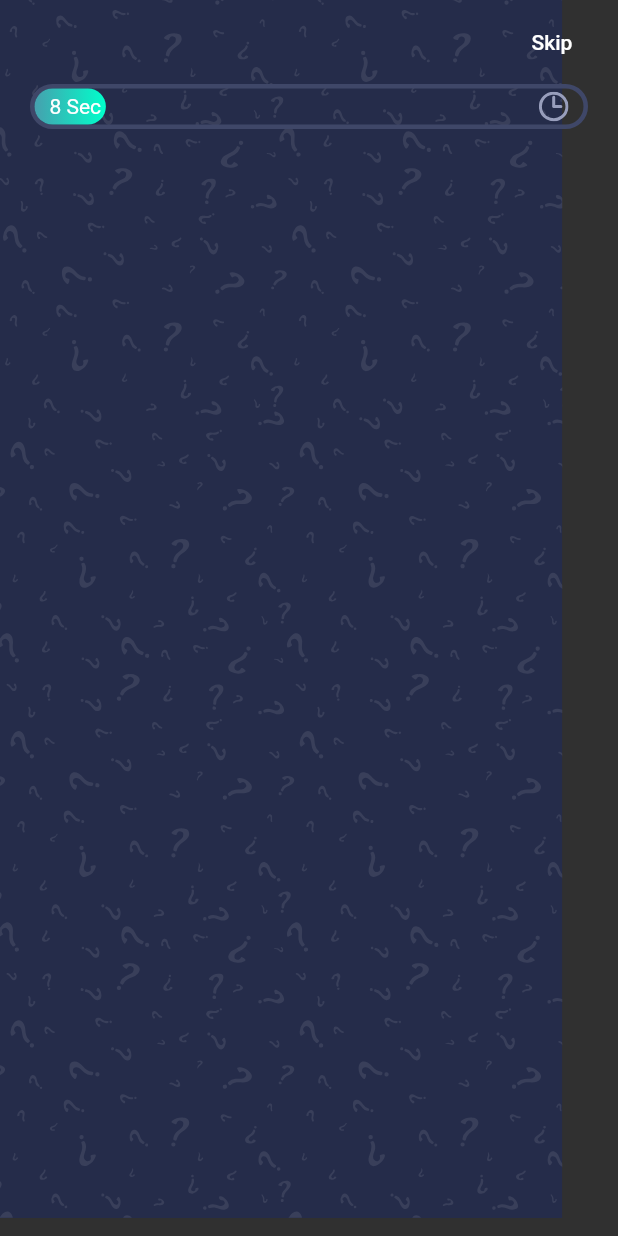
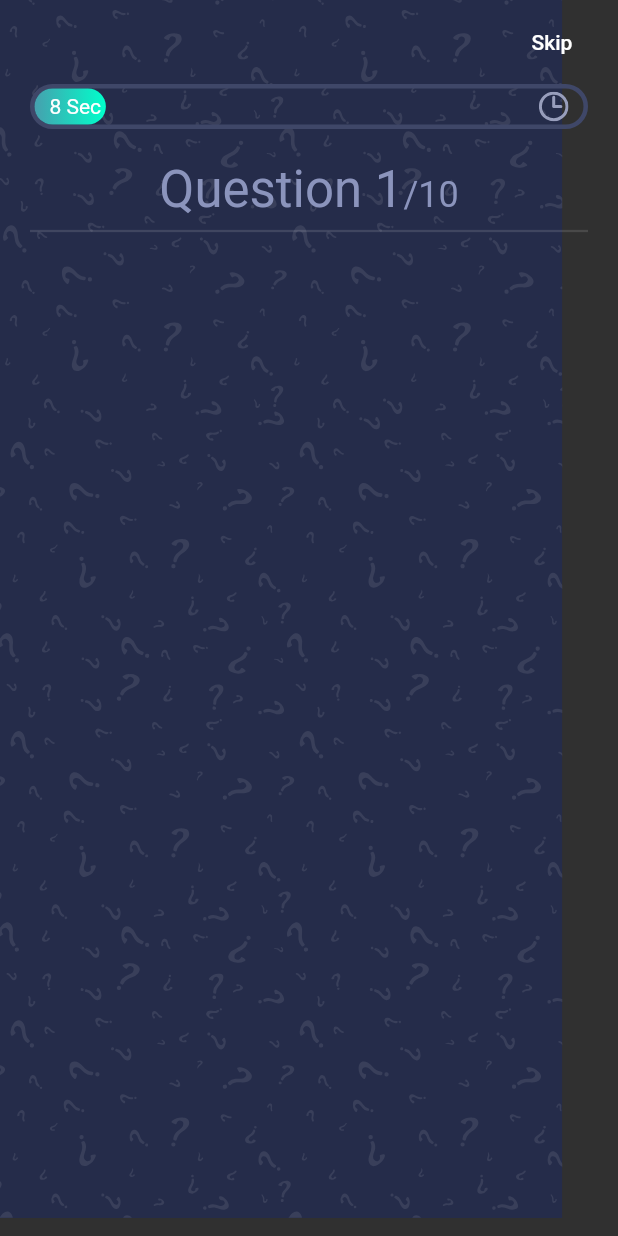
Before and after one commit to fitse-yotor/quiz-app-in-flutter, a Flutter app: the screen it shows after launch, on a phone screen of 412 x 824 dp. Run offline on Flutter 3.47's test engine with Material 2 defaults, Android fonts, the phone set to English and light mode, and no system bars; our stand-ins replace flutter_svg, get, websafe_svg; missing offline and left inert: dart:ffi.

Commit message:
divider and quistion

```diff
--- a/lib/screens/quiz/quiz_screen.dart
+++ b/lib/screens/quiz/quiz_screen.dart
@@ -38,7 +38,31 @@ class body extends StatelessWidget {
           child: Padding(
             padding: const EdgeInsets.symmetric(horizontal: 20),
             child: Column(
-              children: [_progress()],
+              children: [
+                _progress(),
+                SizedBox(height: kDefaultPadding),
+                Text.rich(
+                  TextSpan(
+                    text: "Question 1",
+                    style: Theme.of(context)
+                        .textTheme
+                        .headline4
+                        .copyWith(color: kSecondaryColor),
+                    children: [
+                      TextSpan(
+                        text: "/10",
+                        style: Theme.of(context)
+                            .textTheme
+                            .headline5
+                            .copyWith(color: kSecondaryColor),
+                      ),
+                    ],
+                  ),
+                ),
+                Divider(
+                  thickness: 1.5,
+                )
+              ],
             ),
           ),
         )
```
